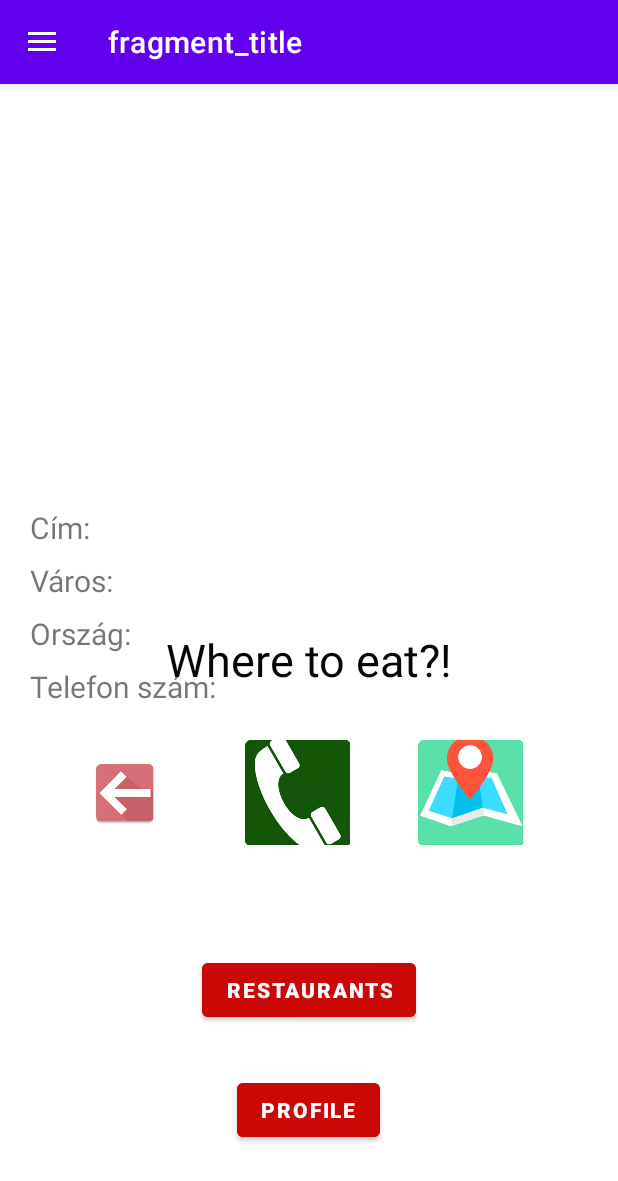
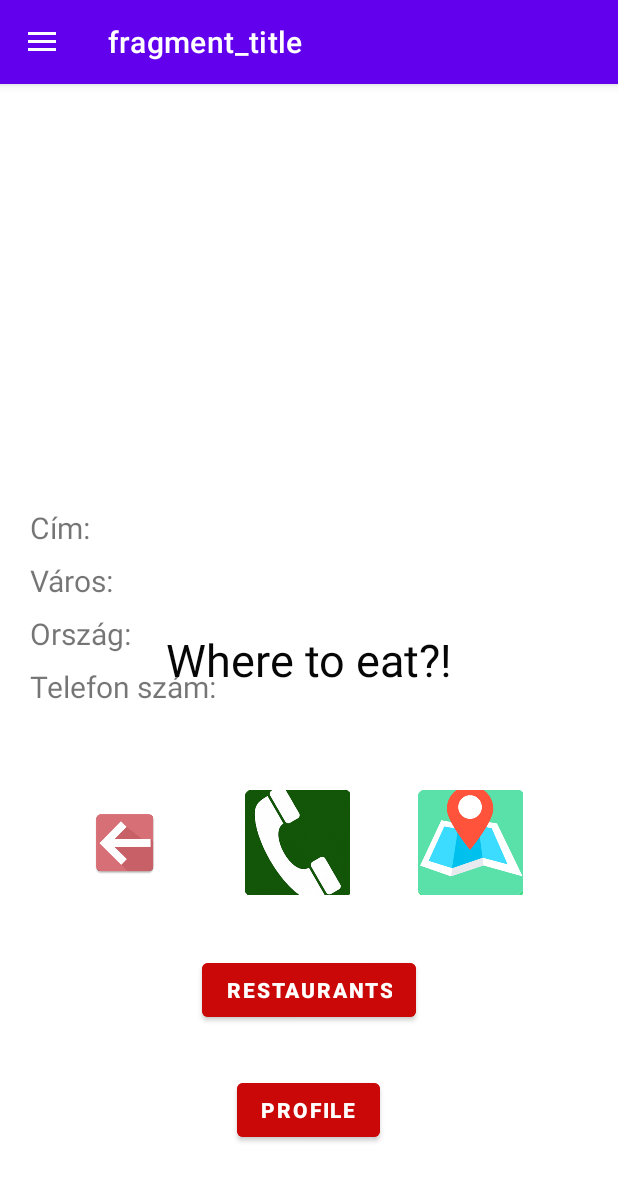
Before and after one commit to benedek1239/Android, an Android app: the fragment DetailFragment placed in its activity, on a phone screen of 412 x 824 dp. Shown: the top 1181 px of the screen. Run offline under Robolectric (Android 15) with nearby library versions, the phone set to English and light mode, and no system bars; our stand-ins replace data binding, navigation-ui; pictures from the network do not load; 1 statement that could not run was skipped.

Commit message:
back image button ready

```diff
--- a/Project/app/src/main/java/com/example/project/detail/DetailFragment.kt
+++ b/Project/app/src/main/java/com/example/project/detail/DetailFragment.kt
@@ -7,19 +7,34 @@ import androidx.fragment.app.Fragment
 import android.view.LayoutInflater
 import android.view.View
 import android.view.ViewGroup
+import android.widget.Button
+import android.widget.ImageButton
+import androidx.navigation.findNavController
+import com.example.project.R
 import com.example.project.databinding.RestaurantDetailBinding
 
 class DetailFragment : Fragment() {
     @SuppressLint("UseRequireInsteadOfGet")
-    override fun onCreateView(inflater: LayoutInflater, container: ViewGroup?,
-                              savedInstanceState: Bundle?): View? {
+    override fun onCreateView(inflater: LayoutInflater, container: ViewGroup?, savedInstanceState: Bundle?): View? {
+
         val application = requireNotNull(activity).application
+
         val binding = RestaurantDetailBinding .inflate(inflater)
+
         binding.lifecycleOwner = this
+
         val restaurantProperty = DetailFragmentArgs.fromBundle(arguments!!).selectedProperty
+
         val viewModelFactory = DetailViewModelFactory(restaurantProperty, application)
-        binding.viewModel = ViewModelProvider(
-                this, viewModelFactory).get(DetailViewModel::class.java)
+
+        binding.viewModel = ViewModelProvider(this, viewModelFactory).get(DetailViewModel::class.java)
+
+        //vissza gomb deklarálása és click listener hozzá csatolása
+        val backBTN = binding.root.findViewById<ImageButton>(R.id.back_button_detail)
+        backBTN.setOnClickListener { view : View ->
+            view.findNavController().navigate(R.id.action_detailFragment_to_restaurantsFragment)
+        }
+
         return binding.root
     }
 }
--- a/Project/app/src/main/res/layout/restaurant_detail.xml
+++ b/Project/app/src/main/res/layout/restaurant_detail.xml
@@ -128,12 +128,12 @@
                 tools:text="Phone" />
 
             <ImageButton
-                android:id="@+id/cancel_button_detail"
+                android:id="@+id/back_button_detail"
                 android:layout_width="70dp"
                 android:layout_height="70dp"
                 android:layout_marginStart="28dp"
                 android:layout_marginLeft="28dp"
-                android:layout_marginTop="22dp"
+                android:layout_marginTop="55dp"
                 android:src="@mipmap/back_icon"
                 android:background="@drawable/roundcorner"
                 app:layout_constraintBottom_toBottomOf="parent"
@@ -145,12 +145,12 @@
                 android:id="@+id/phone_button_detail"
                 android:layout_width="70dp"
                 android:layout_height="70dp"
-                android:layout_marginTop="22dp"
+                android:layout_marginTop="55dp"
                 android:layout_marginLeft="45dp"
                 android:background="@drawable/roundcorner"
                 android:src="@mipmap/phone_icon"
                 app:layout_constraintBottom_toBottomOf="parent"
-                app:layout_constraintStart_toEndOf="@+id/cancel_button_detail"
+                app:layout_constraintStart_toEndOf="@+id/back_button_detail"
                 app:layout_constraintTop_toBottomOf="@+id/restaurant_detail_phone_title"
                 app:layout_constraintVertical_bias="0.247" />
 
@@ -158,7 +158,7 @@
                 android:id="@+id/map_button_detail"
                 android:layout_width="70dp"
                 android:layout_height="70dp"
-                android:layout_marginTop="22dp"
+                android:layout_marginTop="55dp"
                 android:layout_marginLeft="45dp"
                 android:background="@drawable/roundcorner"
                 android:src="@mipmap/map_icon"
--- a/Project/app/src/main/res/navigation/navigation.xml
+++ b/Project/app/src/main/res/navigation/navigation.xml
@@ -60,6 +60,9 @@
         <argument
             android:name="selectedProperty"
             app:argType="com.example.project.restaurantAPI.Restaurant"/>
+        <action
+            android:id="@+id/action_detailFragment_to_restaurantsFragment"
+            app:destination="@id/restaurantsFragment" />
     </fragment>
 
 </navigation>
```
